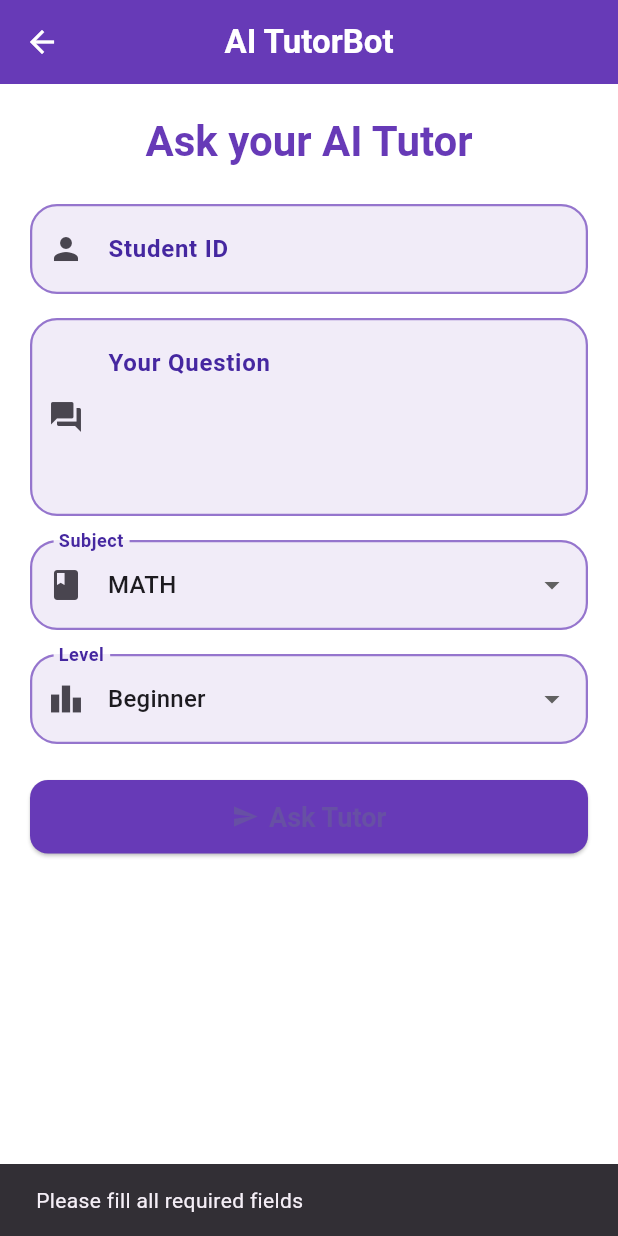
After one commit to Peter-Kintu/learnflow_ai, a Flutter app: the TutorAIScreen screen opened directly, after a tap on "Ask Tutor", on a phone screen of 412 x 824 dp. The commit adds this screen. Run offline on Flutter 3.47's test engine with Material 3 defaults, Android fonts, the light colour scheme and no system bars; our stand-ins replace shared_preferences, sqflite, sqflite_common_ffi, sqflite_common_ffi_web; accounts and stored records are empty.

Commit message:
first commit

```diff
--- a/lib/screens/home_screen.dart
+++ b/lib/screens/home_screen.dart
@@ -9,6 +9,7 @@ import 'package:learnflow_ai/screens/sync_status_screen.dart';
 import 'package:learnflow_ai/screens/wallet_screen.dart'; // Import WalletScreen
 import 'package:url_launcher/url_launcher.dart'; // Keep this import for wallet screen potentially
 import 'package:learnflow_ai/screens/auth_screen.dart'; // Import AuthScreen for logout navigation
+import 'package:learnflow_ai/screens/tutor_ai_screen.dart'; // Make sure this path is correct
 
 class HomeScreen extends StatefulWidget {
   const HomeScreen({super.key});
@@ -267,6 +268,15 @@ class _HomeScreenState extends State<HomeScreen> with SingleTickerProviderStateM
                 },
               ),
               _buildDrawerItem(
+                  'AI TutorBot',
+               Icons.smart_toy_rounded,
+               () {
+                Navigator.pop(context); // Close drawer
+                 Navigator.push(context, MaterialPageRoute(builder: (context) => const TutorAIScreen()));
+               },
+            ),
+
+              _buildDrawerItem(
                 'Sync Status',
                 Icons.sync_rounded,
                     () {
--- /dev/null
+++ b/lib/screens/tutor_ai_screen.dart
@@ -0,0 +1,234 @@
+import 'package:flutter/material.dart';
+import 'package:http/http.dart' as http;
+import 'dart:convert';
+
+class TutorAIScreen extends StatefulWidget {
+  const TutorAIScreen({Key? key}) : super(key: key);
+
+  @override
+  _TutorAIScreenState createState() => _TutorAIScreenState();
+}
+
+class _TutorAIScreenState extends State<TutorAIScreen> {
+  final _studentIdController = TextEditingController();
+  final _questionController = TextEditingController();
+  String _subject = 'math';
+  String _level = 'beginner';
+  String? _answer;
+  bool _isLoading = false;
+
+  Future<void> askTutor() async {
+    FocusScope.of(context).unfocus(); // hide keyboard
+
+    if (_studentIdController.text.isEmpty || _questionController.text.isEmpty) {
+      ScaffoldMessenger.of(context).showSnackBar(
+        const SnackBar(content: Text('Please fill all required fields')),
+      );
+      return;
+    }
+
+    setState(() {
+      _isLoading = true;
+      _answer = null;
+    });
+
+    final url = Uri.parse("https://learn-africana-ai.onrender.com/ask_tutor");
+    final body = jsonEncode({
+      "student_id": _studentIdController.text,
+      "subject": _subject,
+      "level": _level,
+      "question": _questionController.text,
+    });
+
+    try {
+      final response = await http.post(
+        url,
+        headers: {
+          "Content-Type": "application/json",
+          "Authorization": "Bearer sk-or-v1-311...bec"
+        },
+        body: body,
+      );
+
+      if (response.statusCode == 200) {
+        final data = jsonDecode(response.body);
+        setState(() {
+          _answer = data["answer"] ?? "No answer returned.";
+        });
+      } else {
+        setState(() {
+          _answer = "Failed to get response from AI Tutor.";
+        });
+      }
+    } catch (e) {
+      setState(() {
+        _answer = "Error: $e";
+      });
+    } finally {
+      setState(() {
+        _isLoading = false;
+      });
+    }
+  }
+
+  @override
+  void dispose() {
+    _studentIdController.dispose();
+    _questionController.dispose();
+    super.dispose();
+  }
+
+  @override
+  Widget build(BuildContext context) {
+    final theme = Theme.of(context);
+
+    return Scaffold(
+      appBar: AppBar(
+        title: const Text('AI TutorBot'),
+        backgroundColor: Colors.deepPurple,
+      ),
+      body: SingleChildScrollView(
+        padding: const EdgeInsets.all(20),
+        child: Column(
+          crossAxisAlignment: CrossAxisAlignment.stretch,
+          children: [
+            Text(
+              'Ask your AI Tutor',
+              style: theme.textTheme.headlineMedium!.copyWith(
+                fontWeight: FontWeight.bold,
+                color: Colors.deepPurple,
+              ),
+              textAlign: TextAlign.center,
+            ),
+            const SizedBox(height: 24),
+
+            TextField(
+              controller: _studentIdController,
+              decoration: InputDecoration(
+                labelText: 'Student ID',
+                border: OutlineInputBorder(
+                  borderRadius: BorderRadius.circular(10),
+                ),
+                prefixIcon: const Icon(Icons.person),
+              ),
+              keyboardType: TextInputType.text,
+            ),
+            const SizedBox(height: 16),
+
+            TextField(
+              controller: _questionController,
+              decoration: InputDecoration(
+                labelText: 'Your Question',
+                border: OutlineInputBorder(
+                  borderRadius: BorderRadius.circular(10),
+                ),
+                alignLabelWithHint: true,
+                prefixIcon: const Icon(Icons.question_answer),
+              ),
+              maxLines: 4,
+              keyboardType: TextInputType.multiline,
+            ),
+            const SizedBox(height: 16),
+
+            DropdownButtonFormField<String>(
+              value: _subject,
+              onChanged: (val) => setState(() => _subject = val!),
+              decoration: InputDecoration(
+                labelText: 'Subject',
+                border: OutlineInputBorder(
+                  borderRadius: BorderRadius.circular(10),
+                ),
+                prefixIcon: const Icon(Icons.book),
+              ),
+              items: [
+                'math',
+                'science',
+                'coding',
+                'english',
+                'sst',
+                'history',
+                'biology',
+                'chemistry'
+              ]
+                  .map((s) => DropdownMenuItem(value: s, child: Text(s.toUpperCase())))
+                  .toList(),
+            ),
+            const SizedBox(height: 16),
+
+            DropdownButtonFormField<String>(
+              value: _level,
+              onChanged: (val) => setState(() => _level = val!),
+              decoration: InputDecoration(
+                labelText: 'Level',
+                border: OutlineInputBorder(
+                  borderRadius: BorderRadius.circular(10),
+                ),
+                prefixIcon: const Icon(Icons.leaderboard),
+              ),
+              items: ['beginner', 'intermediate', 'advanced']
+                  .map((lvl) => DropdownMenuItem(value: lvl, child: Text(lvl.capitalize())))
+                  .toList(),
+            ),
+            const SizedBox(height: 24),
+
+            ElevatedButton.icon(
+              onPressed: _isLoading ? null : askTutor,
+              icon: _isLoading
+                  ? const SizedBox(
+                      width: 20,
+                      height: 20,
+                      child: CircularProgressIndicator(strokeWidth: 2, color: Colors.white),
+                    )
+                  : const Icon(Icons.send),
+              label: Text(_isLoading ? 'Loading...' : 'Ask Tutor'),
+              style: ElevatedButton.styleFrom(
+                padding: const EdgeInsets.symmetric(vertical: 14),
+                backgroundColor: Colors.deepPurple,
+                shape: RoundedRectangleBorder(borderRadius: BorderRadius.circular(12)),
+                textStyle: const TextStyle(fontSize: 18, fontWeight: FontWeight.bold, color: Colors.white),
+              ),
+            ),
+
+            const SizedBox(height: 30),
+
+            if (_answer != null) ...[
+              Text(
+                "Tutor's Response:",
+                style: theme.textTheme.titleLarge!.copyWith(
+                  fontWeight: FontWeight.bold,
+                  color: Colors.deepPurple.shade700,
+                ),
+              ),
+              const SizedBox(height: 10),
+              Container(
+                padding: const EdgeInsets.all(15),
+                decoration: BoxDecoration(
+                  color: Colors.deepPurple.shade50,
+                  borderRadius: BorderRadius.circular(12),
+                  boxShadow: [
+                    BoxShadow(
+                      color: Colors.deepPurple.withOpacity(0.1),
+                      blurRadius: 8,
+                      offset: const Offset(0, 4),
+                    ),
+                  ],
+                ),
+                child: Text(
+                  _answer!,
+                  style: const TextStyle(fontSize: 16, height: 1.4),
+                ),
+              ),
+            ],
+          ],
+        ),
+      ),
+    );
+  }
+}
+
+extension StringCasingExtension on String {
+  String capitalize() {
+    if (isEmpty) return '';
+    return this[0].toUpperCase() + substring(1);
+  }
+}
```
